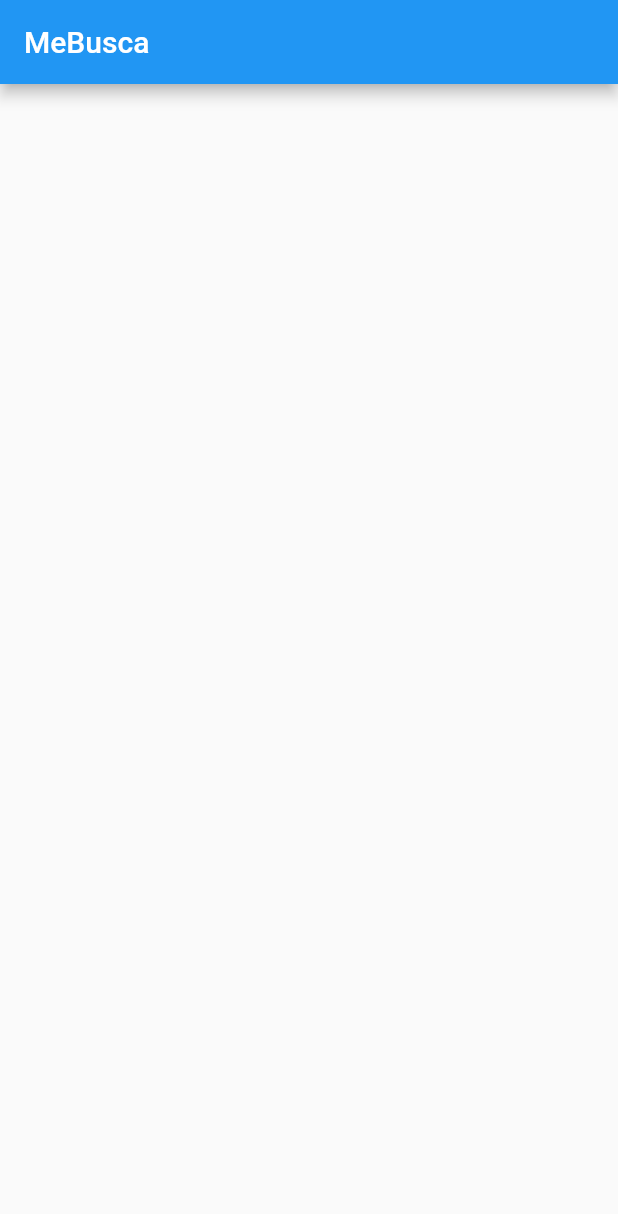
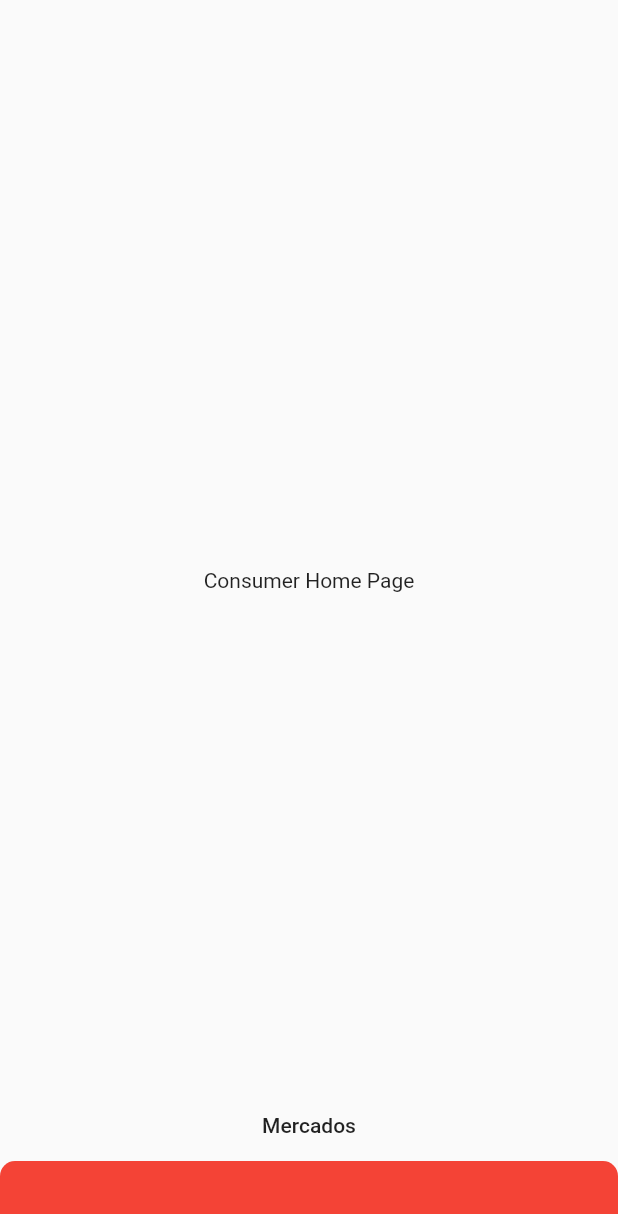
Before and after one commit to MateusRosario/MeBusca_Hackathon2020, a Flutter app: the screen it shows after launch, on a phone screen of 412 x 824 dp. Shown: the top 1214 px of the screen. Run offline on Flutter 3.47's test engine with Material 2 defaults, Android fonts, the phone set to English and light mode, and no system bars.

Commit message:
feature: Added Basic Templates and Pages Flux
ConsumerHomePage, Markets, Products and Kart added

```diff
--- a/hackathon_code_is_easy19/lib/homepage/consumer.dart
+++ b/hackathon_code_is_easy19/lib/homepage/consumer.dart
@@ -1,4 +1,5 @@
 import 'package:flutter/material.dart';
+import 'package:hackathon_code_is_easy19/Markets.dart';
 
 class ConsumerHomePage extends StatefulWidget {
   final String title;
@@ -13,14 +14,32 @@ class _ConsumerHomePageState extends State<ConsumerHomePage> {
   @override
   Widget build(BuildContext context) {
     return Scaffold(
-      appBar: AppBar(
-        title: Text(widget.title),
+      body: Stack(
+        children: <Widget>[
+          Center(child: Text('Consumer Home Page')),
+          Align(
+            alignment: Alignment.bottomCenter,
+            child: FlatButton(
+              child: Text('Mercados'),
+              onPressed: () {
+                Navigator.push(context, MaterialPageRoute(builder: (context) {
+                  return MarketsPage();
+                }));
+              },
+            ),
+          ),
+        ],
       ),
       bottomNavigationBar: Container(
         child: Row(
-          children: <Widget>[],
+          children: <Widget>[
+            Container(
+              height: 50,
+            )
+          ],
         ),
         decoration: BoxDecoration(
+            color: Colors.red,
             borderRadius: BorderRadius.only(
                 topLeft: Radius.circular(10), topRight: Radius.circular(10))),
       ),
```
Also changed, not shown: hackathon_code_is_easy19/lib/Markets.dart (added, +38 -0 lines), hackathon_code_is_easy19/lib/Products.dart (added, +56 -0 lines), hackathon_code_is_easy19/lib/kart.dart (added, +41 -0 lines), hackathon_code_is_easy19/lib/root.dart (added, +33 -0 lines).
